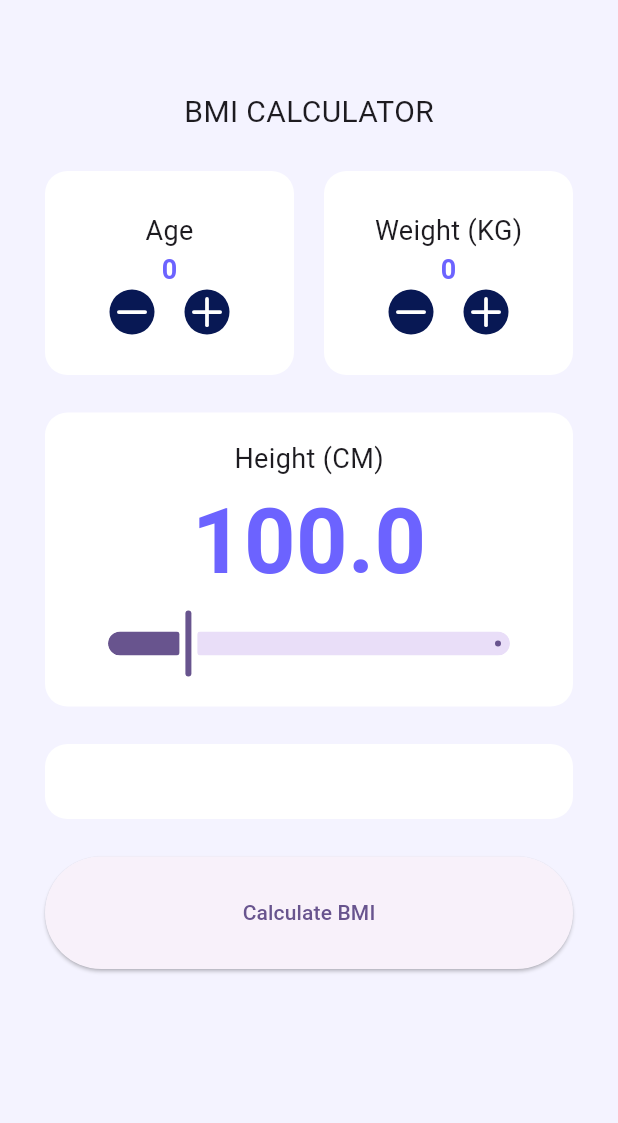
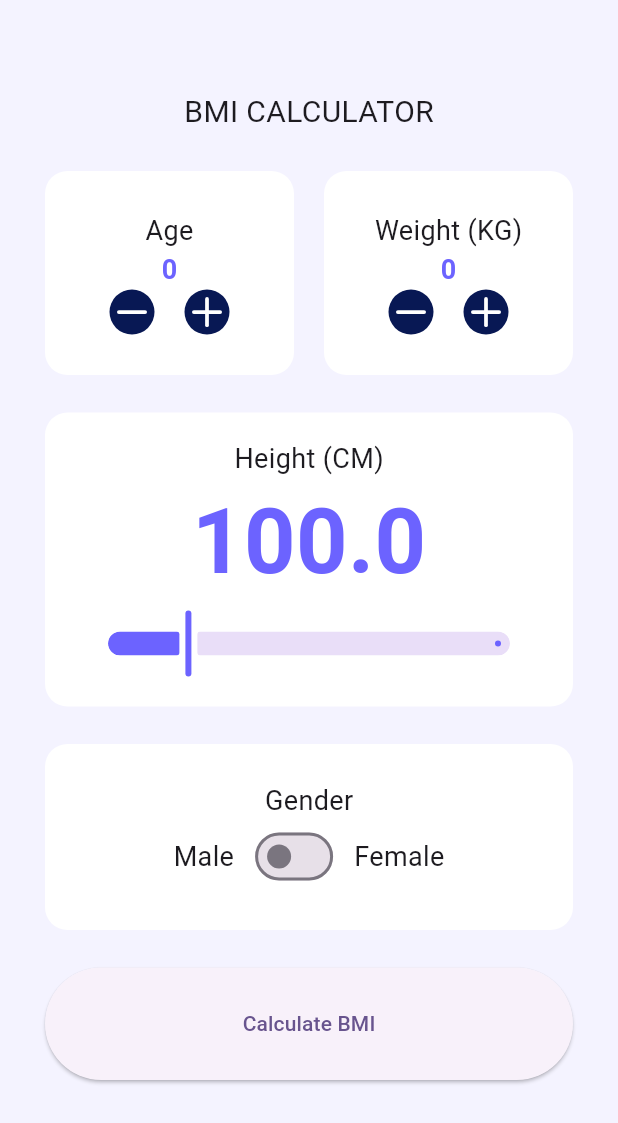
Before and after one commit to ILLUMIN4TION/git-example, a Flutter app: the MainScreen screen opened by its route, on a phone screen of 412 x 824 dp. Shown: the top 1123 px of the screen. Run offline on Flutter 3.47's test engine with Material 3 defaults, Android fonts, the phone set to English and light mode, and no system bars; our stand-ins replace go_router, lucide_icons_flutter.

Commit message:
4월 3추차까지의 내용용

```diff
--- a/lib/app/router/app_route.dart
+++ b/lib/app/router/app_route.dart
@@ -1,4 +1,4 @@
-enum AppRoute { start, main }
+enum AppRoute { start, main, result }
 
 //AppRoute의 ApprouteExtension 확장함수를 만든다
 extension AppRouteExtenstion on AppRoute {
--- a/lib/app/router/app_router.dart
+++ b/lib/app/router/app_router.dart
@@ -1,5 +1,6 @@
 import 'package:daelim_2025/app/router/app_route.dart';
 import 'package:daelim_2025/presentation/main/mian_screen.dart';
+import 'package:daelim_2025/presentation/result/result_screen.dart';
 import 'package:daelim_2025/presentation/start/start_screen.dart';
 import 'package:go_router/go_router.dart';
 
@@ -11,12 +12,25 @@ final router = GoRouter(
   routes: [
     GoRoute(
       path: AppRoute.start.toPath,
+      name: AppRoute.start.name,
       builder: (context, state) => StartScreen(),
     ),
 
     GoRoute(
       path: AppRoute.main.toPath,
+      name: AppRoute.main.name,
       builder: (context, state) => MainScreen(),
+    ),
+    GoRoute(
+      path: AppRoute.result.toPath,
+      name: AppRoute.result.name,
+      builder: (context, state) {
+        final bmi = state.uri.queryParameters['bmi'];
+        //가져올 값을 이곳에 전달 <-
+
+        //bmi는 String? <-nullable타입이므로, bmi! <- 널 제외하여 값을 반환환
+        return ResultScreen(bmi: double.parse(bmi!));
+      },
     ),
   ],
 );
--- a/lib/presentation/main/mian_screen.dart
+++ b/lib/presentation/main/mian_screen.dart
@@ -1,7 +1,10 @@
+import 'package:daelim_2025/app/router/app_route.dart';
 import 'package:daelim_2025/presentation/common/widgets/white_box/white_box.dart';
+import 'package:daelim_2025/presentation/main/widgets/gender_box.dart';
 import 'package:daelim_2025/presentation/main/widgets/height_box.dart';
 import 'package:daelim_2025/presentation/main/widgets/in_de_container.dart';
 import 'package:flutter/material.dart';
+import 'package:go_router/go_router.dart';
 
 class MainScreen extends StatefulWidget {
   const MainScreen({super.key});
@@ -13,6 +16,31 @@ class MainScreen extends StatefulWidget {
 class _MainScreenState extends State<MainScreen> {
   int _age = 0;
   int _weight = 0;
+  double _height = 100.0;
+  Gender _gender = Gender.male; // 기본값 저장
+
+  void _onCalculatored() {
+    debugPrint('나이:$_age');
+    debugPrint('무게:$_weight');
+    debugPrint('키키:$_height');
+    debugPrint('성별:$_gender');
+
+    //round로 int형병환 -> 100-> 1m
+    final chHeight = _height.round() / 100;
+    //bmi 계산식 몸무게/키*키
+    final bmi = _weight / (chHeight * chHeight);
+    debugPrint('BMI: $bmi');
+
+    context.pushNamed(
+      AppRoute.result.name,
+      queryParameters: {'bmi': bmi.toStringAsFixed(2)},
+    );
+
+    // context.goNamed(
+    //   AppRoute.result.name,
+    //   queryParameters: {'bmi : ${bmi.toStringAsFixed(2)}'},
+    // );
+  }
 
   @override
   Widget build(BuildContext context) {
@@ -65,13 +93,31 @@ class _MainScreenState extends State<MainScreen> {
                   ),
                 ],
               ),
-              HeightBox(),
-              WhiteBox(padding: EdgeInsets.all(25), child: SizedBox.shrink()),
+              //region 키
+              HeightBox(
+                onChanged: (height) {
+                  _height = height;
+                  debugPrint('키: $height');
+                },
+              ),
+              // WhiteBox(padding: EdgeInsets.all(25), child: SizedBox.shrink()),
+
+              //region 성별별
+              GenderBox(
+                onChanged: (gender) {
+                  _gender = gender;
+                  // debugPrint("성별: $gender");
+                },
+              ),
+
+              //region Calc button
               SizedBox(
                 width: double.infinity,
                 height: 75,
                 child: ElevatedButton(
-                  onPressed: () {},
+                  onPressed: () {
+                    _onCalculatored();
+                  },
                   child: Text('Calculate BMI'),
                 ),
               ),
--- /dev/null
+++ b/lib/presentation/main/widgets/gender_box.dart
@@ -0,0 +1,58 @@
+import 'package:daelim_2025/presentation/common/widgets/white_box/white_box.dart';
+import 'package:flutter/material.dart';
+
+enum Gender { male, female }
+
+class GenderBox extends StatefulWidget {
+  final Function(Gender gender) onChanged;
+
+  const GenderBox({super.key, required this.onChanged});
+
+  @override
+  State<GenderBox> createState() => _GenderBoxState();
+}
+
+class _GenderBoxState extends State<GenderBox> {
+  Gender _gender = Gender.male;
+
+  @override
+  Widget build(BuildContext context) {
+    return WhiteBox(
+      padding: EdgeInsets.all(25),
+      child: Column(
+        children: [
+          Text('Gender', style: TextStyle(fontSize: 18)),
+          Row(
+            mainAxisAlignment: MainAxisAlignment.center,
+            spacing: 10,
+            children: [
+              Text('Male', style: TextStyle(fontSize: 18)),
+              Switch.adaptive(
+                value: _gender == Gender.female,
+                onChanged: (value) {
+                  //UI변경코드 먼저
+                  setState(() {
+                    // //true female, false male if를 통한 기본방법법
+                    // if (value) {
+                    //   _gender = Gender.female;
+                    // } else {
+                    //   _gender = Gender.male;
+                    // }
+
+                    //다른방법법
+                    _gender =
+                        value //
+                            ? Gender.female
+                            : Gender.male;
+                  });
+                  widget.onChanged(_gender);
+                },
+              ),
+              Text('Female', style: TextStyle(fontSize: 18)),
+            ],
+          ),
+        ],
+      ),
+    );
+  }
+}
--- a/lib/presentation/main/widgets/height_box.dart
+++ b/lib/presentation/main/widgets/height_box.dart
@@ -2,7 +2,9 @@ import 'package:daelim_2025/presentation/common/widgets/white_box/white_box.dart
 import 'package:flutter/material.dart';
 
 class HeightBox extends StatefulWidget {
-  const HeightBox({super.key});
+  final Function(double height) onChanged;
+
+  const HeightBox({super.key, required this.onChanged});
 
   @override
   State<HeightBox> createState() => _HeightBoxState();
@@ -23,7 +25,7 @@ class _HeightBoxState extends State<HeightBox> {
 
           // 숫자
           Text(
-            '$_height',
+            '${_height.toStringAsFixed(1)}',
             style: TextStyle(
               fontSize: 60,
               fontWeight: FontWeight.bold,
@@ -36,10 +38,13 @@ class _HeightBoxState extends State<HeightBox> {
             value: _height,
             min: 50.0,
             max: 300.0,
+            activeColor: Color(0xFF6C63ff),
             onChanged: (double value) {
               setState(() {
                 _height = value;
               });
+
+              widget.onChanged(_height);
             },
           ),
         ],
```
Also changed, not shown: lib/presentation/result/result_screen.dart (added, +76 -0 lines), flutter_02.png (added).
